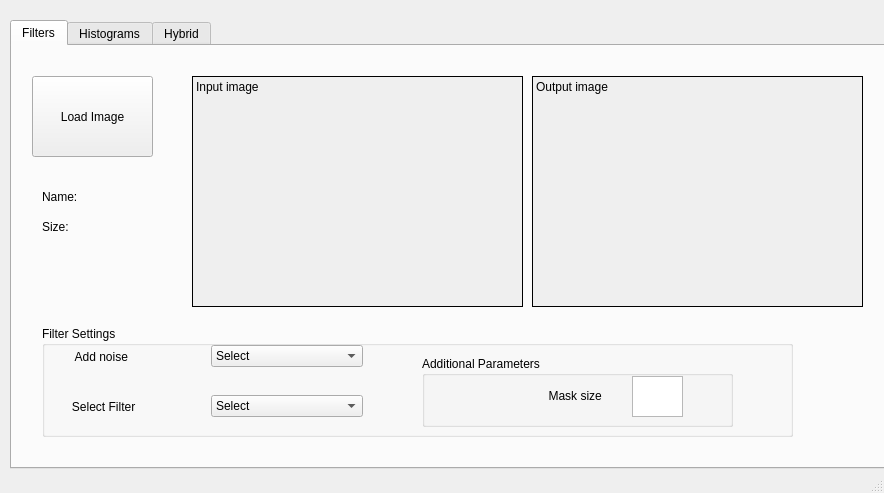
mennamohsensaad/Image-processing-and-filters-, file MainWindow.ui: the form before one commit.
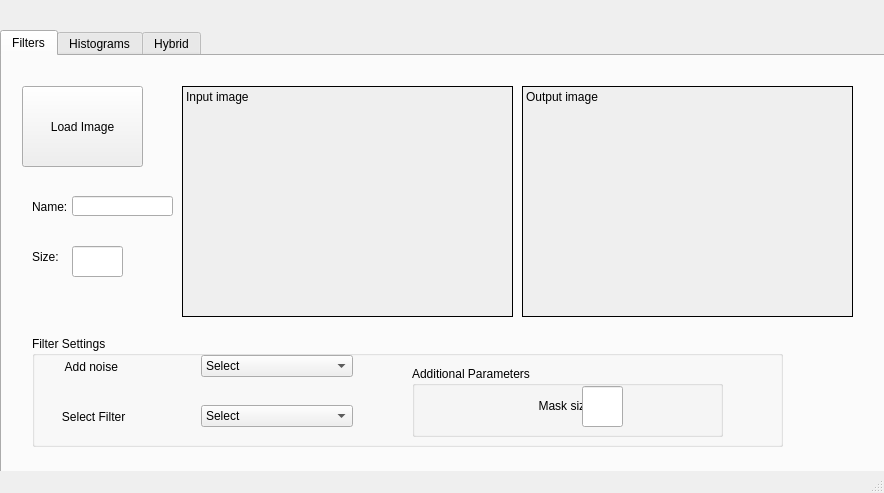
The form after the commit.

What changed in the file:
```diff
--- a/MainWindow.ui
+++ b/MainWindow.ui
@@ -26,8 +26,8 @@
     </property>
     <property name="geometry">
      <rect>
-      <x>10</x>
-      <y>20</y>
+      <x>0</x>
+      <y>30</y>
       <width>889</width>
       <height>449</height>
      </rect>
@@ -110,7 +110,7 @@
        <rect>
         <x>30</x>
         <y>140</y>
-        <width>71</width>
+        <width>41</width>
         <height>21</height>
        </rect>
       </property>
@@ -122,8 +122,8 @@
       <property name="geometry">
        <rect>
         <x>30</x>
-        <y>170</y>
-        <width>71</width>
+        <y>190</y>
+        <width>31</width>
         <height>21</height>
        </rect>
       </property>
@@ -214,12 +214,12 @@
          <string>                          Mask size</string>
         </property>
        </widget>
-       <widget class="QTextEdit" name="textEdit">
+       <widget class="QLineEdit" name="lineEdit_3">
         <property name="geometry">
          <rect>
-          <x>210</x>
+          <x>170</x>
           <y>20</y>
-          <width>51</width>
+          <width>41</width>
           <height>41</height>
          </rect>
         </property>
@@ -292,6 +292,26 @@
        </layout>
       </widget>
      </widget>
+     <widget class="QLineEdit" name="lineEdit">
+      <property name="geometry">
+       <rect>
+        <x>70</x>
+        <y>140</y>
+        <width>101</width>
+        <height>20</height>
+       </rect>
+      </property>
+     </widget>
+     <widget class="QLineEdit" name="lineEdit_2">
+      <property name="geometry">
+       <rect>
+        <x>70</x>
+        <y>190</y>
+        <width>51</width>
+        <height>31</height>
+       </rect>
+      </property>
+     </widget>
     </widget>
     <widget class="QWidget" name="tab_histograms">
      <attribute name="title">
```
